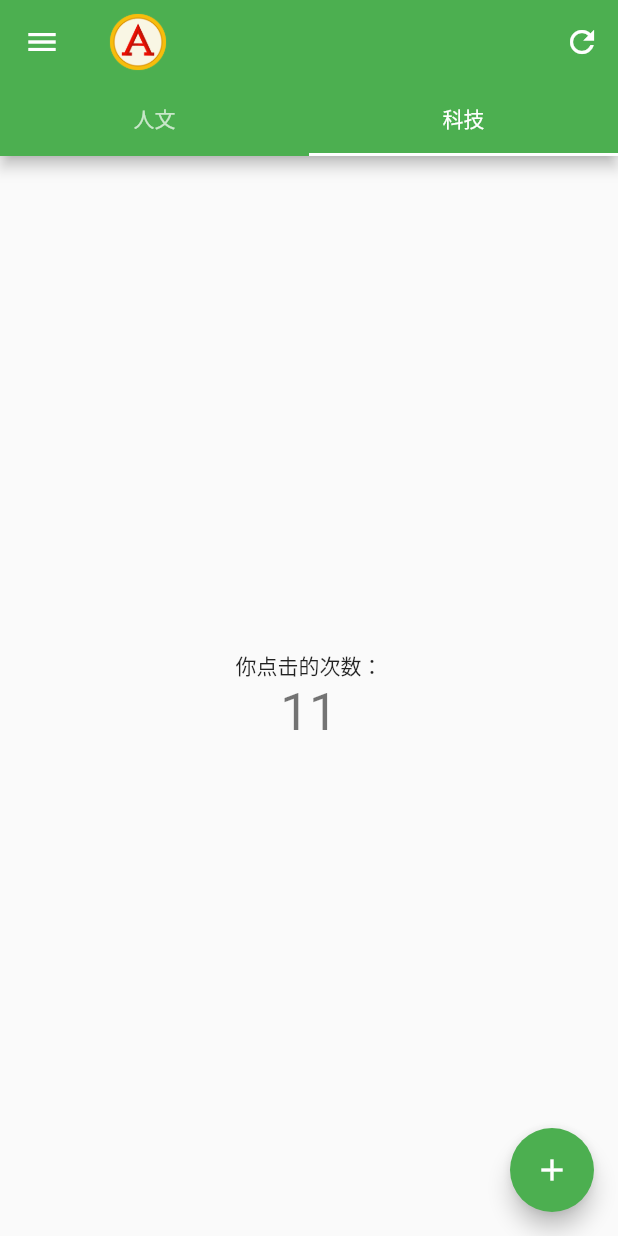
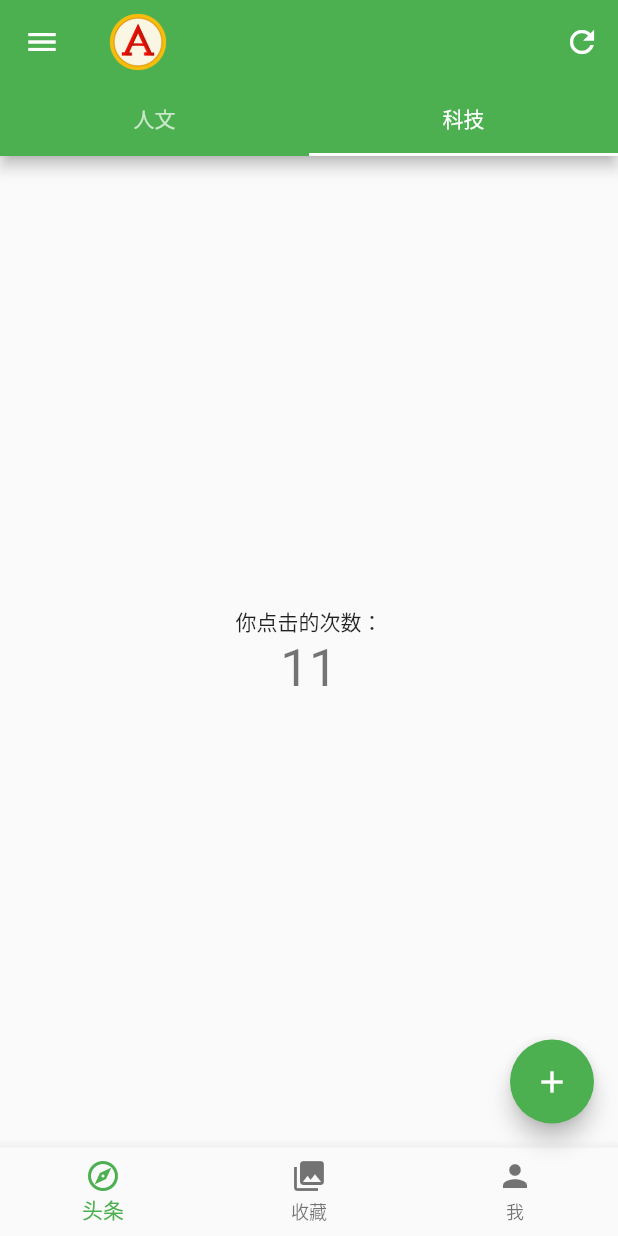
Before and after one commit to arunfung/flutter-zero, a Flutter app: the screen it shows after launch, tab 2 chosen, after a tap on the "add" icon, on a phone screen of 412 x 824 dp. Run offline on Flutter 3.47's test engine with Material 2 defaults, Android fonts, the phone set to English and light mode, and no system bars.

Commit message:
BottomNavigationBar 切换

```diff
--- a/lib/main.dart
+++ b/lib/main.dart
@@ -27,7 +27,14 @@ class HomePage extends StatefulWidget {
 }
 
 class _HomePageState extends State<HomePage> {
+  int _currentBottomNavigationBarIndex = 0;
   int _counter = 10;
+
+  void _onTabBottomNavigationBar(int index) {
+    setState(() {
+      _currentBottomNavigationBarIndex = index;
+    });
+  }
 
   void _incrementCounter() {
     setState(() {
@@ -77,6 +84,15 @@ class _HomePageState extends State<HomePage> {
           ),
         ),
       ]),
+      bottomNavigationBar: BottomNavigationBar(
+          currentIndex: _currentBottomNavigationBarIndex,
+          onTap: _onTabBottomNavigationBar,
+          items: const [
+            BottomNavigationBarItem(
+                label: '头条', icon: Icon(Icons.explore_outlined)),
+            BottomNavigationBarItem(label: '收藏', icon: Icon(Icons.collections)),
+            BottomNavigationBarItem(label: '我', icon: Icon(Icons.person)),
+          ]),
       floatingActionButton: FloatingActionButton(
         onPressed: _incrementCounter,
         tooltip: 'Increment',
```
